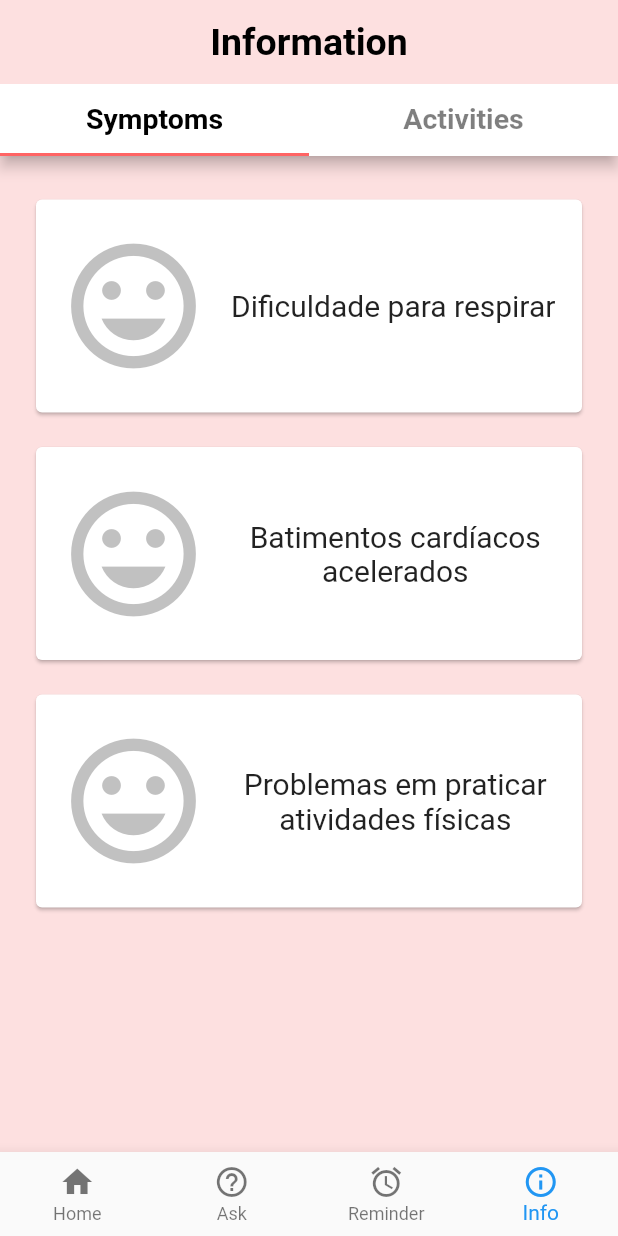
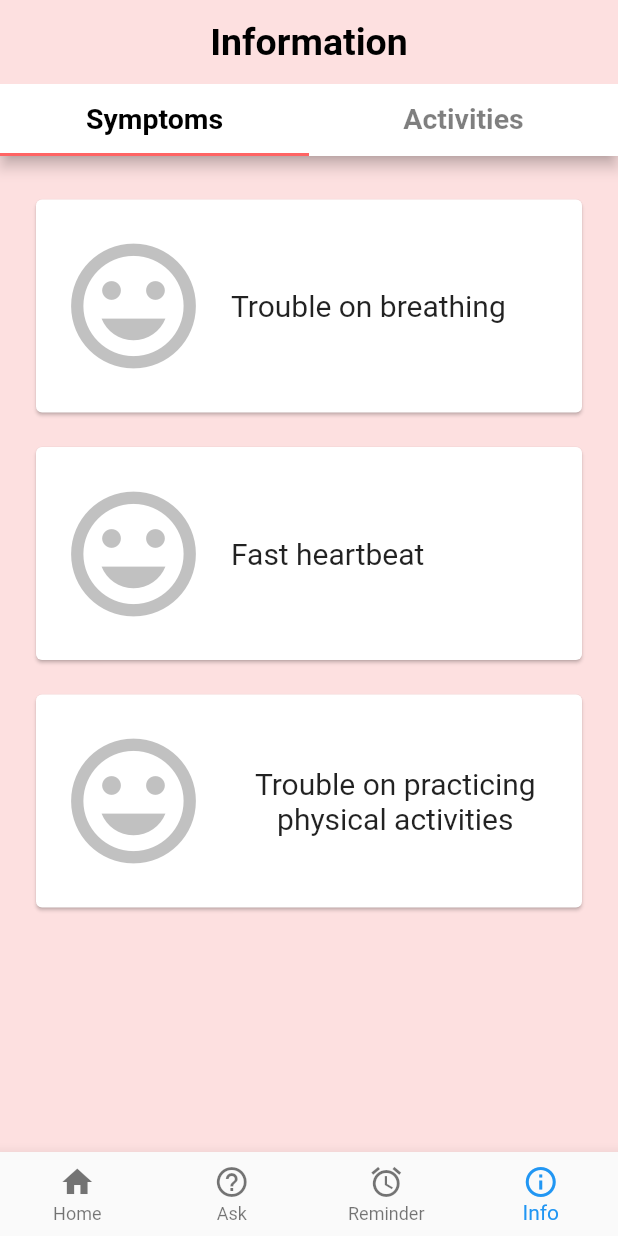
Before and after one commit to rafaeldcampbell/miocardio-pedriatra-paciente, a Flutter app: the screen it shows after launch, item 4 of the bottom bar chosen, on a phone screen of 412 x 824 dp. Run offline on Flutter 3.47's test engine with Material 2 defaults, Android fonts, the phone set to English and light mode, and no system bars.

Commit message:
Adicionando localização para os cards das telas de info

```diff
--- a/assets/res/string/string_en.json
+++ b/assets/res/string/string_en.json
@@ -20,5 +20,13 @@
     "askAnswer05" : "   * CBC is nonspecific and may be normal\n   * Echocardiogram may be normal\n",
 
     "infoSymptomsTitle": "Symptoms",
-    "infoActivitiesTitle": "Activities"
+    "infoActivitiesTitle": "Activities",
+
+    "infoSymptomsText1": "Trouble on breathing",
+    "infoSymptomsText2": "Fast heartbeat",
+    "infoSymptomsText3": "Trouble on practicing physical activities",
+
+    "infoActivitiesText1": "Drink lots of water",
+    "infoActivitiesText2": "Sleep about 8 hour per day",
+    "infoActivitiesText3": "Eat healthy food"
 }
--- a/lib/pages/info.dart
+++ b/lib/pages/info.dart
@@ -77,18 +77,20 @@ class InfoState extends State<Info> {
       )
     );
 
+  // retorna a lista de cards para sintomas
   List<Widget> getSymptomsData(localization) =>
     [
-      CardItem(CardInfo("Dificuldade para respirar", Icons.insert_emoticon)),
-      CardItem(CardInfo("Batimentos cardíacos acelerados", Icons.insert_emoticon)),
-      CardItem(CardInfo("Problemas em praticar atividades físicas", Icons.insert_emoticon)),
+      CardItem(CardInfo(localization.trans('infoSymptomsText1'), Icons.insert_emoticon)),
+      CardItem(CardInfo(localization.trans('infoSymptomsText2'), Icons.insert_emoticon)),
+      CardItem(CardInfo(localization.trans('infoSymptomsText3'), Icons.insert_emoticon)),
       ];
 
+  // retorna a lista de cards para atividade
   List<Widget> getActivitiesData(localization) =>
     [
-      CardItem(CardInfo("Beba bastante água", Icons.cloud)),
-      CardItem(CardInfo("Dormir 8 horas por dia", Icons.cloud)),
-      CardItem(CardInfo("Comer comidas saudáveis", Icons.cloud)),
+      CardItem(CardInfo(localization.trans('infoActivitiesText1'), Icons.cloud)),
+      CardItem(CardInfo(localization.trans('infoActivitiesText2'), Icons.cloud)),
+      CardItem(CardInfo(localization.trans('infoActivitiesText3'), Icons.cloud)),
       ];
 }
 
```
Also changed, not shown: assets/res/string/string_pt.json (+12 -1 lines).
